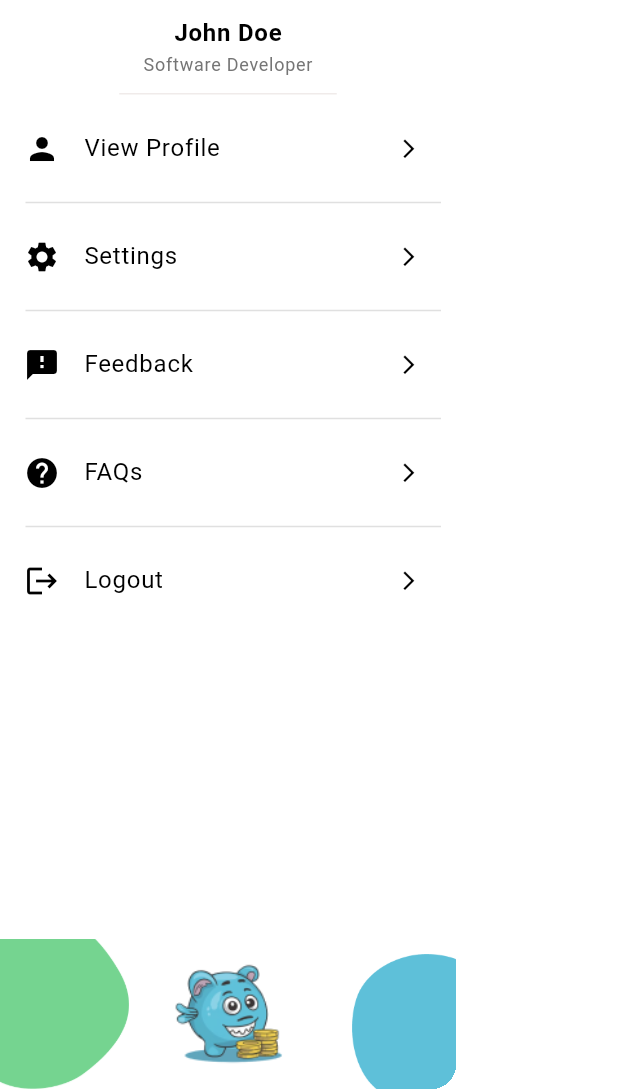
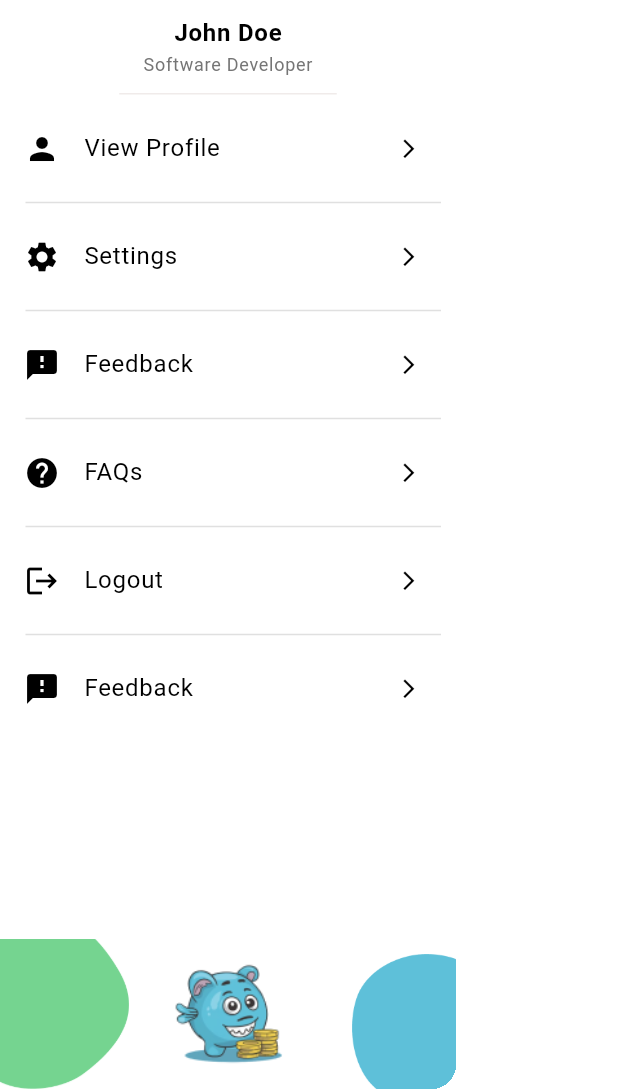
Before and after one commit to Shivansh722/the_pocket_money, a Flutter app: the HomeStudentDrawer widget shown alone on an empty page, opened directly, on a phone screen of 412 x 824 dp, the part 147-1236 px from its top. Run offline on Flutter 3.47's test engine with Material 3 defaults, Android fonts, the phone set to English and light mode, and no system bars; our stand-ins replace dotted_border, flutter_onboarding_slider, geocoding, geolocator, image_picker, permission_handler and 1 more; missing offline and left inert: fluent_ui, flutter_sound, navbar_router, textfield_tags; Roboto replaces fonts that are missing (Montserrat).

Commit message:
Update drawer.dart
just trying something

```diff
--- a/lib/src/presentation/widgets/home_student_widgetss/drawer.dart
+++ b/lib/src/presentation/widgets/home_student_widgetss/drawer.dart
@@ -94,6 +94,16 @@ class HomeStudentDrawer extends StatelessWidget {
               // Handle the tap
             },
           ),
+Divider(
+              thickness: 1, color: Colors.grey[300], indent: 17, endIndent: 10),
+          ListTile(
+            leading: Icon(Icons.feedback),
+            trailing: Icon(Icons.arrow_forward_ios, size: 15),
+            title: Text('Feedback'),
+            onTap: () {
+              // Handle the tap
+            },
+          ),
           Spacer(),
           Padding(
             padding: const EdgeInsets.all(0.0),
```
